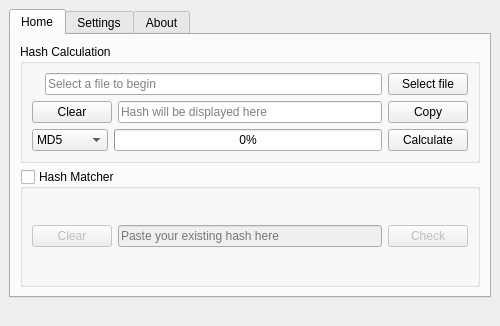
Old version of the form ui/mainwindow.ui in the repository Rizwan-Hasan/Free-Hash-Checker.
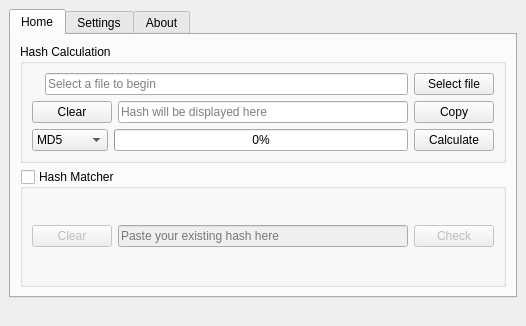
New version of the form. Icons and pictures are not drawn.

```diff
--- a/ui/mainwindow.ui
+++ b/ui/mainwindow.ui
@@ -9,19 +9,19 @@
    <rect>
     <x>0</x>
     <y>0</y>
-    <width>500</width>
+    <width>526</width>
     <height>326</height>
    </rect>
   </property>
   <property name="minimumSize">
    <size>
-    <width>500</width>
+    <width>526</width>
     <height>326</height>
    </size>
   </property>
   <property name="maximumSize">
    <size>
-    <width>500</width>
+    <width>526</width>
     <height>326</height>
    </size>
   </property>
```
